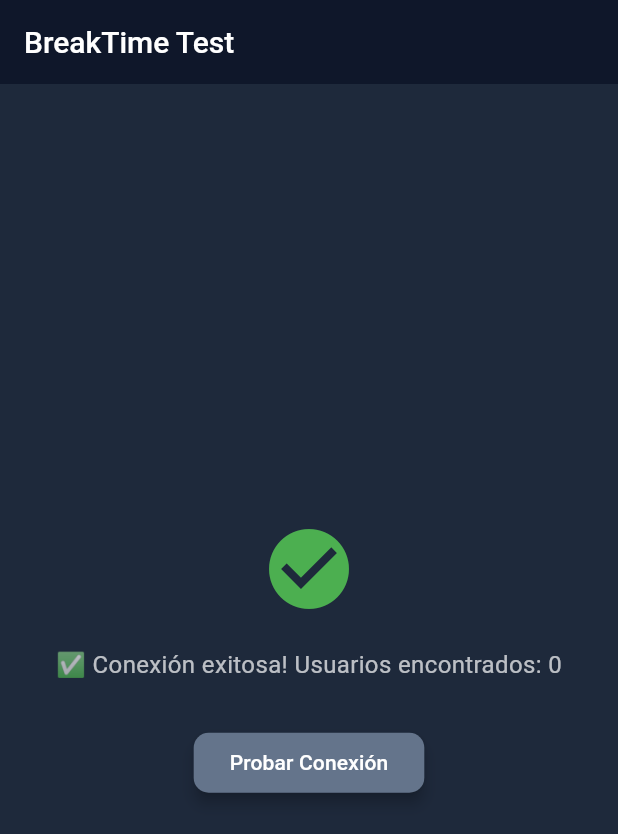
After one commit to kennyAguilar/breaktimetracker_flutter, a Flutter app: the TestPage screen opened directly, after a tap on "Probar Conexión", on a phone screen of 412 x 824 dp. The commit adds this screen. Shown: the top 834 px of the screen. Run offline on Flutter 3.47's test engine with Material 3 defaults, Android fonts, the phone set to English and light mode, and no system bars; our stand-ins replace flutter_dotenv, supabase_flutter, timezone; accounts and stored records are empty.

Commit message:
SOLUCION: Corregida zona horaria America/Punta_Arenas -> America/Santiago
- Problema: America/Punta_Arenas no existe en el sistema de zonas horarias
- Solucion: Cambiado a America/Santiago (zona horaria oficial de Chile)
- JWT verificado y funcionando correctamente
- Conexion a Supabase exitosa
- Todas las tablas (usuarios, descansos, tiempos_descanso) accesibles
- App compilando y funcionando
- Diagnostico completo implementado

```diff
--- a/lib/main.dart
+++ b/lib/main.dart
@@ -239,7 +239,7 @@ class _CardEntryExitPageState extends State<CardEntryExitPage> {
         elevation: 0,
         centerTitle: !isDesktop,
       ),
-      body: Container(
+      body: SizedBox(
         width: double.infinity,
         height: double.infinity,
         child: SingleChildScrollView(
--- /dev/null
+++ b/lib/main_test.dart
@@ -0,0 +1,125 @@
+import 'package:flutter/material.dart';
+import 'package:supabase_flutter/supabase_flutter.dart';
+import 'package:flutter_dotenv/flutter_dotenv.dart';
+
+void main() async {
+  WidgetsFlutterBinding.ensureInitialized();
+
+  try {
+    // Cargar variables de entorno
+    await dotenv.load(fileName: ".env");
+    print("✅ Archivo .env cargado");
+
+    final supabaseUrl = dotenv.env['SUPABASE_URL'];
+    final supabaseAnonKey = dotenv.env['SUPABASE_ANON_KEY'];
+
+    if (supabaseUrl != null && supabaseAnonKey != null) {
+      print("🔗 Inicializando Supabase...");
+      await Supabase.initialize(url: supabaseUrl, anonKey: supabaseAnonKey);
+      print("✅ Supabase inicializado");
+    } else {
+      print("❌ Variables de entorno faltantes");
+    }
+  } catch (e) {
+    print("❌ Error de inicialización: $e");
+  }
+
+  runApp(const MyApp());
+}
+
+class MyApp extends StatelessWidget {
+  const MyApp({super.key});
+
+  @override
+  Widget build(BuildContext context) {
+    return MaterialApp(
+      title: 'BreakTime Tracker - Test',
+      theme: ThemeData.dark(),
+      home: const TestPage(),
+      debugShowCheckedModeBanner: false,
+    );
+  }
+}
+
+class TestPage extends StatefulWidget {
+  const TestPage({super.key});
+
+  @override
+  State<TestPage> createState() => _TestPageState();
+}
+
+class _TestPageState extends State<TestPage> {
+  String _status = "Inicializando...";
+  bool _loading = false;
+
+  @override
+  void initState() {
+    super.initState();
+    _testConnection();
+  }
+
+  Future<void> _testConnection() async {
+    setState(() {
+      _loading = true;
+      _status = "Probando conexión...";
+    });
+
+    try {
+      final client = Supabase.instance.client;
+
+      // Probar consulta simple
+      final response = await client
+          .from('usuarios')
+          .select('id, nombre')
+          .limit(1);
+
+      setState(() {
+        _loading = false;
+        _status = "✅ Conexión exitosa! Usuarios encontrados: ${response.length}";
+      });
+    } catch (e) {
+      setState(() {
+        _loading = false;
+        _status = "❌ Error: $e";
+      });
+    }
+  }
+
+  @override
+  Widget build(BuildContext context) {
+    return Scaffold(
+      appBar: AppBar(
+        title: const Text('BreakTime Test'),
+      ),
+      body: Center(
+        child: Padding(
+          padding: const EdgeInsets.all(20.0),
+          child: Column(
+            mainAxisAlignment: MainAxisAlignment.center,
+            children: [
+              if (_loading)
+                const CircularProgressIndicator()
+              else
+                const Icon(
+                  Icons.check_circle,
+                  size: 64,
+                  color: Colors.green,
+                ),
+              const SizedBox(height: 20),
+              Text(
+                _status,
+                style: const TextStyle(fontSize: 16),
+                textAlign: TextAlign.center,
+              ),
+              const SizedBox(height: 30),
+              ElevatedButton(
+                onPressed: _loading ? null : _testConnection,
+                child: const Text('Probar Conexión'),
+              ),
+            ],
+          ),
+        ),
+      ),
+    );
+  }
+}
```
Also changed, not shown: lib/main_fixed.dart (+4 -4 lines), lib/main_simple.dart (added, +438 -0 lines).
